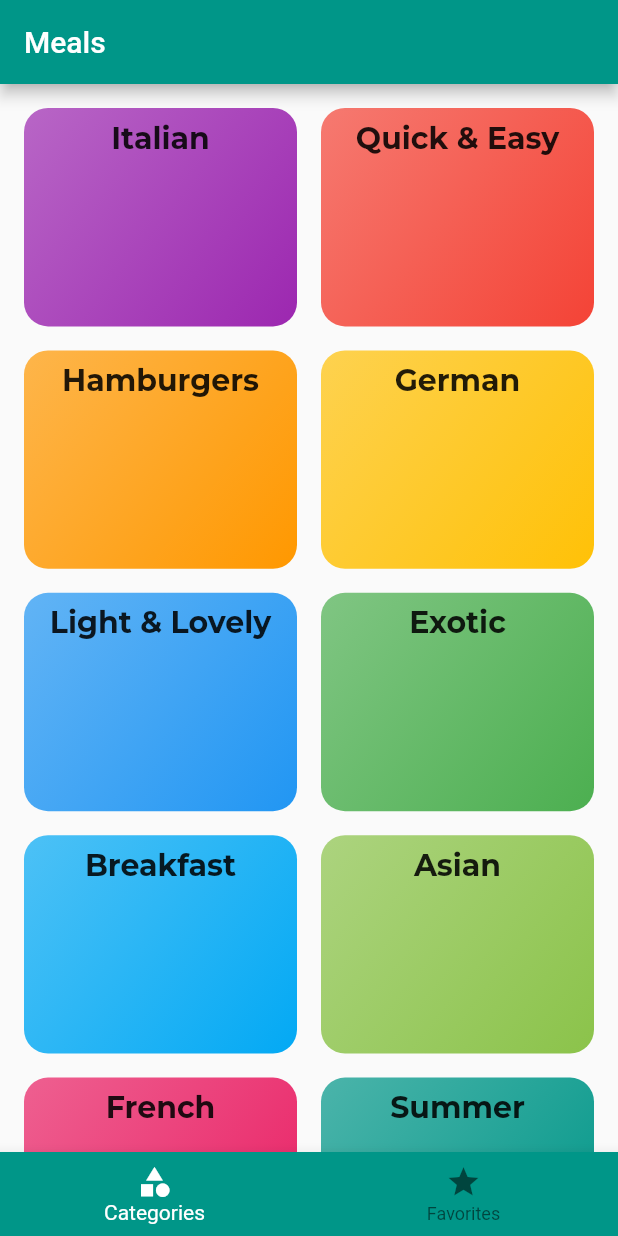
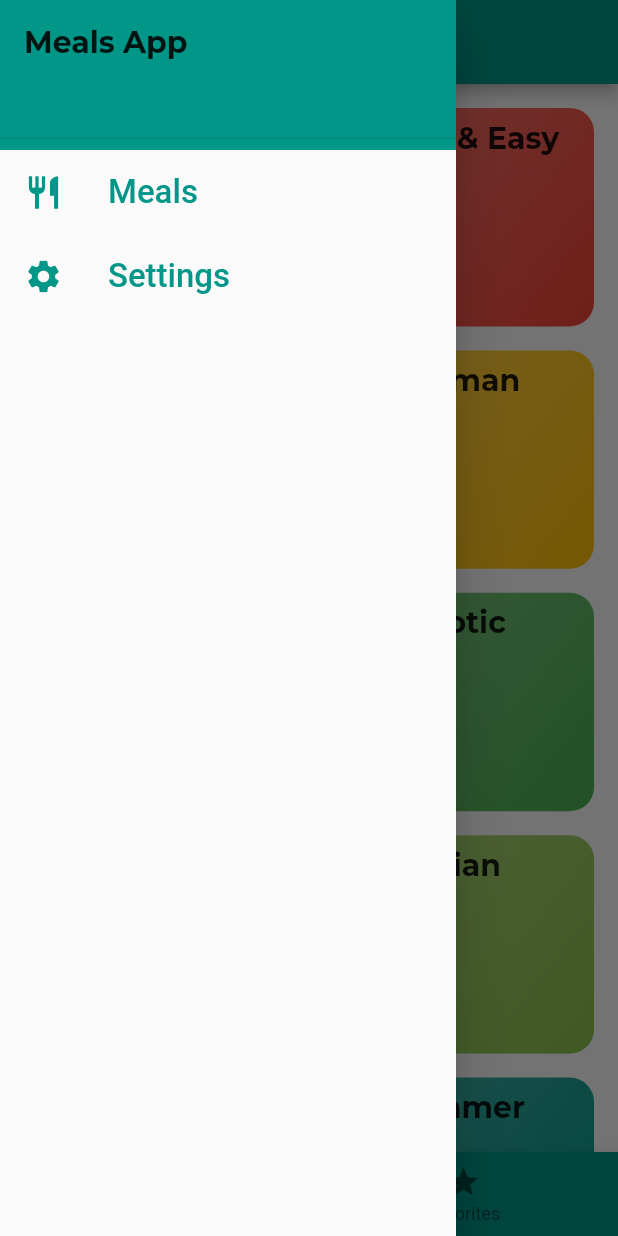
Before and after one commit to BrunoM24/flutter_meals_app, a Flutter app: the screen it shows after launch, with the side drawer open (before the commit the screen has no drawer), on a phone screen of 412 x 824 dp. Run offline on Flutter 3.47's test engine with Material 2 defaults, Android fonts, the phone set to English and light mode, and no system bars.

Commit message:
Added the drawer

```diff
--- a/lib/screens/tabs.dart
+++ b/lib/screens/tabs.dart
@@ -1,6 +1,7 @@
 import 'package:flutter/material.dart';
 import 'package:meals_app/screens/categories.dart';
 import 'package:meals_app/screens/favorites.dart';
+import 'package:meals_app/widgets/drawer.dart';
 
 class Tabs extends StatefulWidget {
   const Tabs({Key? key}) : super(key: key);
@@ -21,6 +22,7 @@ class _TabsState extends State<Tabs> {
   Widget build(BuildContext context) {
     return Scaffold(
       appBar: AppBar(title: const Text('Meals')),
+      drawer: const MainDrawer(),
       body: _screens.elementAt(_currentIndex),
       bottomNavigationBar: BottomNavigationBar(
         backgroundColor: Theme.of(context).primaryColor,
--- /dev/null
+++ b/lib/widgets/drawer.dart
@@ -0,0 +1,68 @@
+import 'package:flutter/material.dart';
+import 'package:meals_app/screens/filters.dart';
+import 'package:meals_app/screens/tabs.dart';
+
+class MainDrawer extends StatelessWidget {
+  const MainDrawer({Key? key}) : super(key: key);
+
+  @override
+  Widget build(BuildContext context) {
+    return Drawer(
+      child: ListView(
+        padding: const EdgeInsets.all(0),
+        children: [
+          Container(
+            height: 100,
+            color: Theme.of(context).primaryColor,
+            child: DrawerHeader(
+              child: Text(
+                'Meals App',
+                style: Theme.of(context).textTheme.titleMedium,
+              ),
+            ),
+          ),
+          ListTile(
+            iconColor: Theme.of(context).primaryColor,
+            textColor: Theme.of(context).primaryColor,
+            leading: const Icon(
+              Icons.restaurant,
+              size: 26,
+            ),
+            title: const Text(
+              'Meals',
+              style: TextStyle(fontSize: 22),
+            ),
+            onTap: () {
+              Navigator.pushReplacement(
+                context,
+                MaterialPageRoute(
+                  builder: (context) => const Tabs(),
+                ),
+              );
+            },
+          ),
+          ListTile(
+            iconColor: Theme.of(context).primaryColor,
+            textColor: Theme.of(context).primaryColor,
+            leading: const Icon(
+              Icons.settings,
+              size: 26,
+            ),
+            title: const Text(
+              'Settings',
+              style: TextStyle(fontSize: 22),
+            ),
+            onTap: () {
+              Navigator.pushReplacement(
+                context,
+                MaterialPageRoute(
+                  builder: (context) => const FiltersScreen(),
+                ),
+              );
+            },
+          ),
+        ],
+      ),
+    );
+  }
+}
```
Also changed, not shown: lib/main.dart (+9 -0 lines), lib/screens/filters.dart (added, +73 -0 lines).
